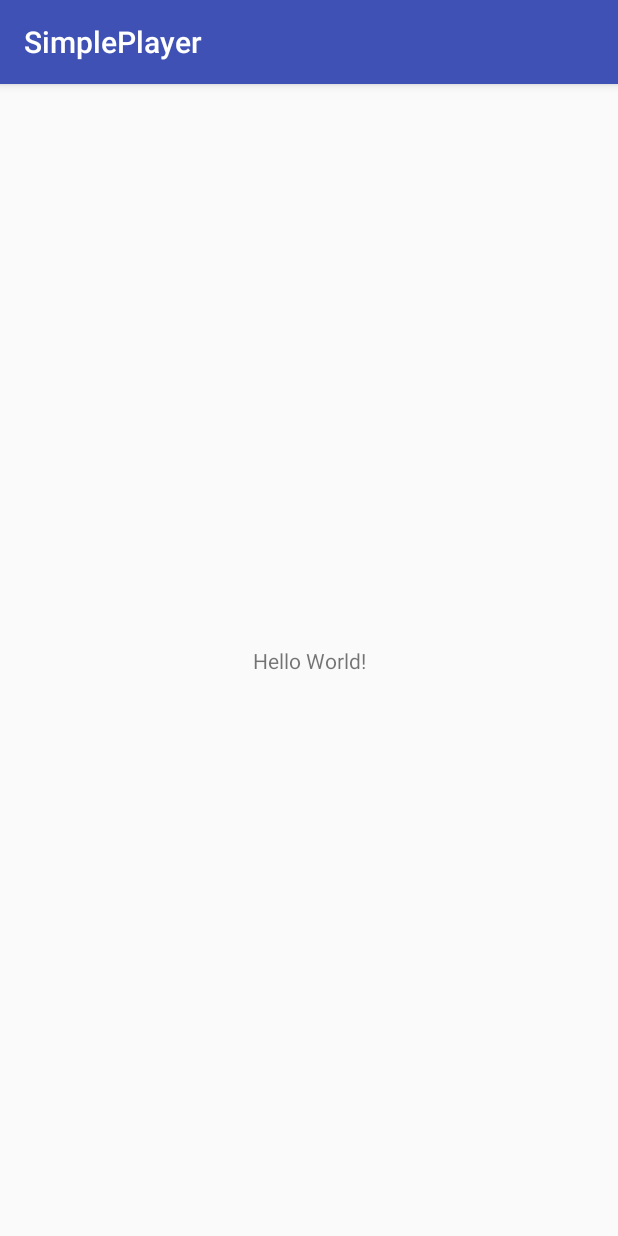
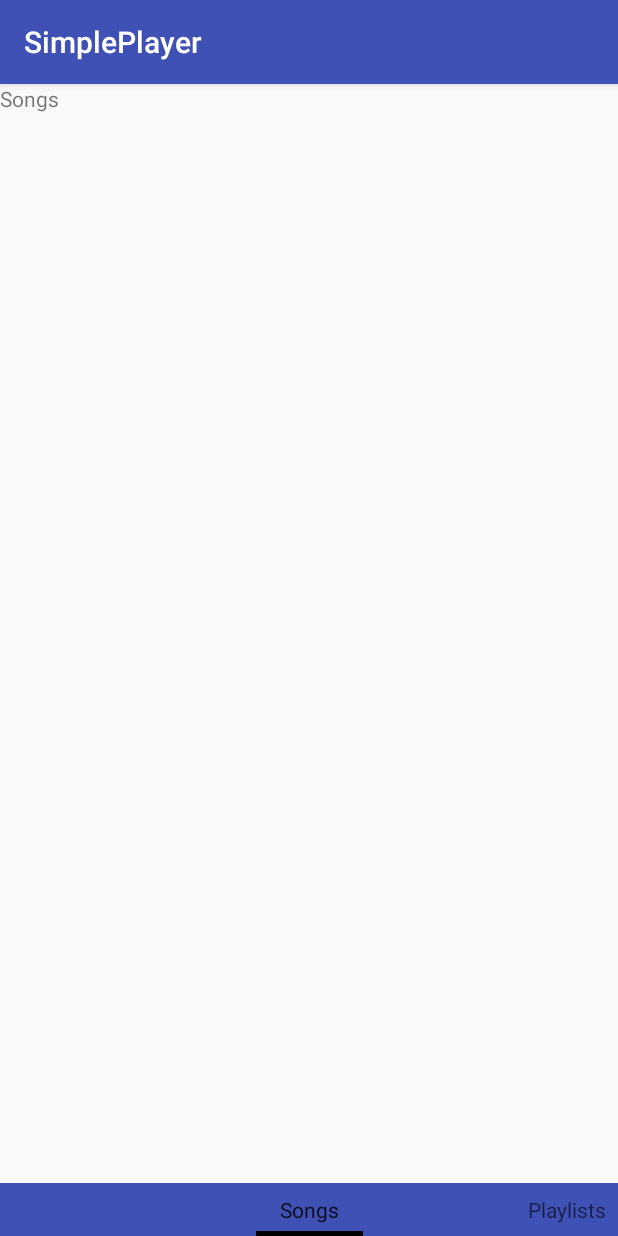
Before and after one commit to Dantatartes/SimplePlayer, an Android app: the screen it shows after launch (SongsActivity before the commit, MainActivity after it), on a phone screen of 412 x 824 dp. Run offline under Robolectric (Android 15) with nearby library versions, the phone set to English and light mode, and no system bars.

Commit message:
Implement ViewPager, ViewPagerAdapter

```diff
--- a/app/src/main/AndroidManifest.xml
+++ b/app/src/main/AndroidManifest.xml
@@ -9,7 +9,7 @@
         android:roundIcon="@mipmap/ic_launcher_round"
         android:supportsRtl="true"
         android:theme="@style/AppTheme">
-        <activity android:name=".SongsActivity">
+        <activity android:name=".MainActivity">
             <intent-filter>
                 <action android:name="android.intent.action.MAIN" />
 
--- /dev/null
+++ b/app/src/main/java/com/dantatartes/simpleplayer/MainActivity.kt
@@ -0,0 +1,19 @@
+package com.dantatartes.simpleplayer
+
+import android.support.v7.app.AppCompatActivity
+import android.os.Bundle
+import android.support.v4.view.ViewPager
+
+class MainActivity : AppCompatActivity() {
+
+    override fun onCreate(savedInstanceState: Bundle?) {
+        super.onCreate(savedInstanceState)
+        setContentView(R.layout.activity_main)
+
+        val viewPager = findViewById<ViewPager>(R.id.viewPager)
+        if (viewPager != null) {
+            val adapter = ViewPagerAdapter(supportFragmentManager)
+            viewPager.adapter = adapter
+        }
+    }
+}
--- /dev/null
+++ b/app/src/main/java/com/dantatartes/simpleplayer/PlaylistsFragment.kt
@@ -0,0 +1,20 @@
+package com.dantatartes.simpleplayer
+
+import android.os.Bundle
+import android.support.v4.app.Fragment
+import android.view.LayoutInflater
+import android.view.View
+import android.view.ViewGroup
+import android.widget.TextView
+
+class PlaylistsFragment : Fragment() {
+
+    override fun onCreateView(inflater: LayoutInflater, container: ViewGroup?, savedInstanceState: Bundle?): View? {
+
+        val view = inflater.inflate(R.layout.fragment_playlists, container, false)
+        val textView = view.findViewById<TextView>(R.id.txtMain)
+        textView.setText(R.string.playlists_fragment)
+
+        return view
+    }
+}
--- a/app/src/main/java/com/dantatartes/simpleplayer/SongsActivity.kt
+++ /dev/null
@@ -1,12 +0,0 @@
-package com.dantatartes.simpleplayer
-
-import android.support.v7.app.AppCompatActivity
-import android.os.Bundle
-
-class SongsActivity : AppCompatActivity() {
-
-    override fun onCreate(savedInstanceState: Bundle?) {
-        super.onCreate(savedInstanceState)
-        setContentView(R.layout.activity_songs)
-    }
-}
--- /dev/null
+++ b/app/src/main/java/com/dantatartes/simpleplayer/SongsFragment.kt
@@ -0,0 +1,20 @@
+package com.dantatartes.simpleplayer
+
+import android.os.Bundle
+import android.support.v4.app.Fragment
+import android.view.LayoutInflater
+import android.view.View
+import android.view.ViewGroup
+import android.widget.TextView
+
+class SongsFragment : Fragment() {
+
+    override fun onCreateView(inflater: LayoutInflater, container: ViewGroup?, savedInstanceState: Bundle?): View? {
+
+        val view = inflater.inflate(R.layout.fragment_songs, container, false)
+        val textView = view.findViewById<TextView>(R.id.txtMain)
+        textView.setText(R.string.songs_fragment)
+
+        return view
+    }
+}
--- /dev/null
+++ b/app/src/main/java/com/dantatartes/simpleplayer/ViewPageAdapter.kt
@@ -0,0 +1,32 @@
+package com.dantatartes.simpleplayer
+
+import android.support.v4.app.Fragment
+import android.support.v4.app.FragmentManager
+import android.support.v4.app.FragmentPagerAdapter
+import java.util.*
+
+
+class ViewPagerAdapter internal constructor(fm: FragmentManager) : FragmentPagerAdapter(fm) {
+
+    private val COUNT = 2
+    var pageTitle = Arrays.asList("Songs", "Playlists")
+
+
+    override fun getItem(position: Int): Fragment? {
+        var fragment: Fragment? = null
+        when (position) {
+            0 -> fragment = SongsFragment()
+            1 -> fragment = PlaylistsFragment()
+        }
+
+        return fragment
+    }
+
+    override fun getCount(): Int {
+        return COUNT
+    }
+
+    override fun getPageTitle(position: Int): CharSequence? {
+        return pageTitle[position]
+    }
+}
--- /dev/null
+++ b/app/src/main/res/layout/activity_main.xml
@@ -0,0 +1,22 @@
+<?xml version="1.0" encoding="utf-8"?>
+<RelativeLayout xmlns:tools="http://schemas.android.com/tools"
+    xmlns:android="http://schemas.android.com/apk/res/android"
+    android:layout_width="match_parent"
+    android:layout_height="match_parent"
+    tools:context=".MainActivity">
+
+    <android.support.v4.view.ViewPager
+        android:id="@+id/viewPager"
+        android:layout_width="wrap_content"
+        android:layout_height="wrap_content">
+
+        <android.support.v4.view.PagerTabStrip
+            android:id="@+id/pager_header"
+            android:layout_width="wrap_content"
+            android:layout_height="wrap_content"
+            android:layout_gravity="bottom"
+            android:background="@color/colorPrimary"
+            android:padding="8dp" />
+
+    </android.support.v4.view.ViewPager>
+</RelativeLayout>
--- a/app/src/main/res/layout/activity_songs.xml
+++ /dev/null
@@ -1,18 +0,0 @@
-<?xml version="1.0" encoding="utf-8"?>
-<android.support.constraint.ConstraintLayout xmlns:android="http://schemas.android.com/apk/res/android"
-    xmlns:app="http://schemas.android.com/apk/res-auto"
-    xmlns:tools="http://schemas.android.com/tools"
-    android:layout_width="match_parent"
-    android:layout_height="match_parent"
-    tools:context=".SongsActivity">
-
-    <TextView
-        android:layout_width="wrap_content"
-        android:layout_height="wrap_content"
-        android:text="Hello World!"
-        app:layout_constraintBottom_toBottomOf="parent"
-        app:layout_constraintLeft_toLeftOf="parent"
-        app:layout_constraintRight_toRightOf="parent"
-        app:layout_constraintTop_toTopOf="parent" />
-
-</android.support.constraint.ConstraintLayout>
--- /dev/null
+++ b/app/src/main/res/layout/fragment_playlists.xml
@@ -0,0 +1,12 @@
+<?xml version="1.0" encoding="utf-8"?>
+<android.support.constraint.ConstraintLayout
+    xmlns:android="http://schemas.android.com/apk/res/android"
+    android:layout_width="match_parent"
+    android:layout_height="match_parent">
+
+    <TextView
+        android:layout_width="wrap_content"
+        android:layout_height="match_parent"
+        android:id="@+id/txtMain"/>
+
+</android.support.constraint.ConstraintLayout>
--- /dev/null
+++ b/app/src/main/res/layout/fragment_songs.xml
@@ -0,0 +1,12 @@
+<?xml version="1.0" encoding="utf-8"?>
+<android.support.constraint.ConstraintLayout
+    xmlns:android="http://schemas.android.com/apk/res/android"
+    android:layout_width="match_parent"
+    android:layout_height="match_parent">
+
+    <TextView
+        android:layout_width="wrap_content"
+        android:layout_height="match_parent"
+        android:id="@+id/txtMain"/>
+
+</android.support.constraint.ConstraintLayout>
--- a/app/src/main/res/values/strings.xml
+++ b/app/src/main/res/values/strings.xml
@@ -1,3 +1,5 @@
 <resources>
     <string name="app_name">SimplePlayer</string>
+    <string name="songs_fragment">Songs</string>
+    <string name="playlists_fragment">Playlists</string>
 </resources>
```
